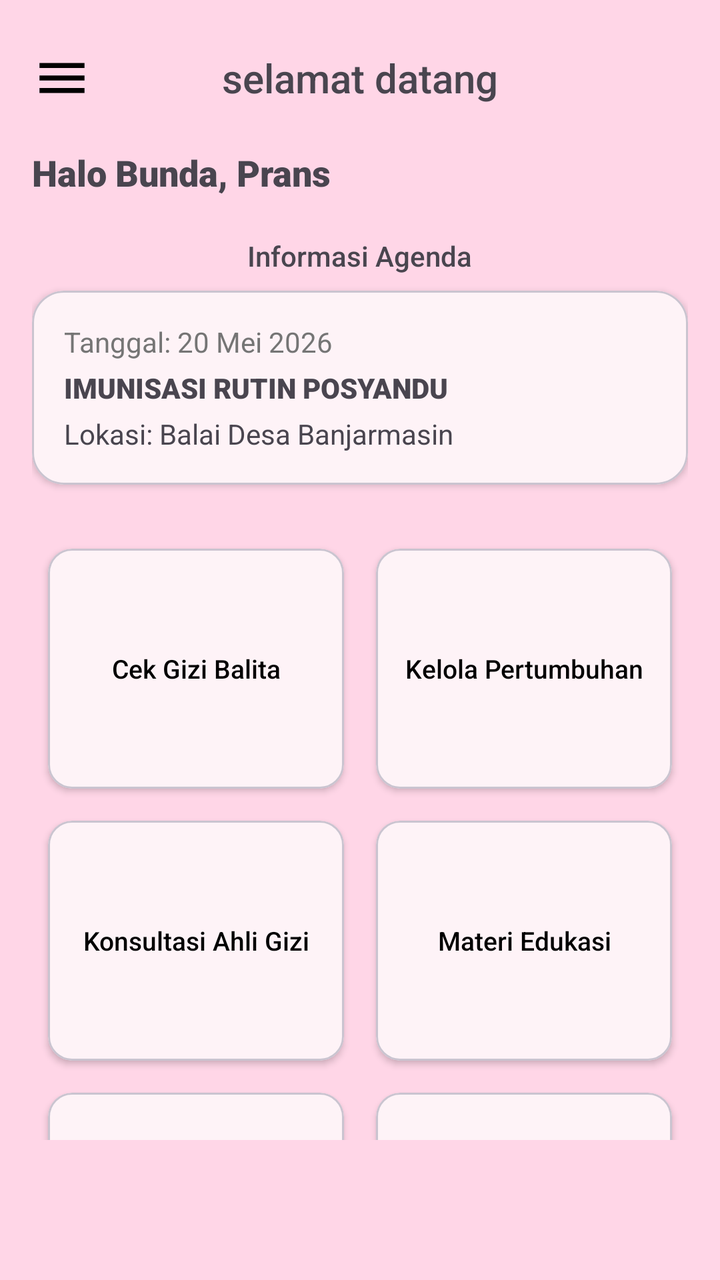
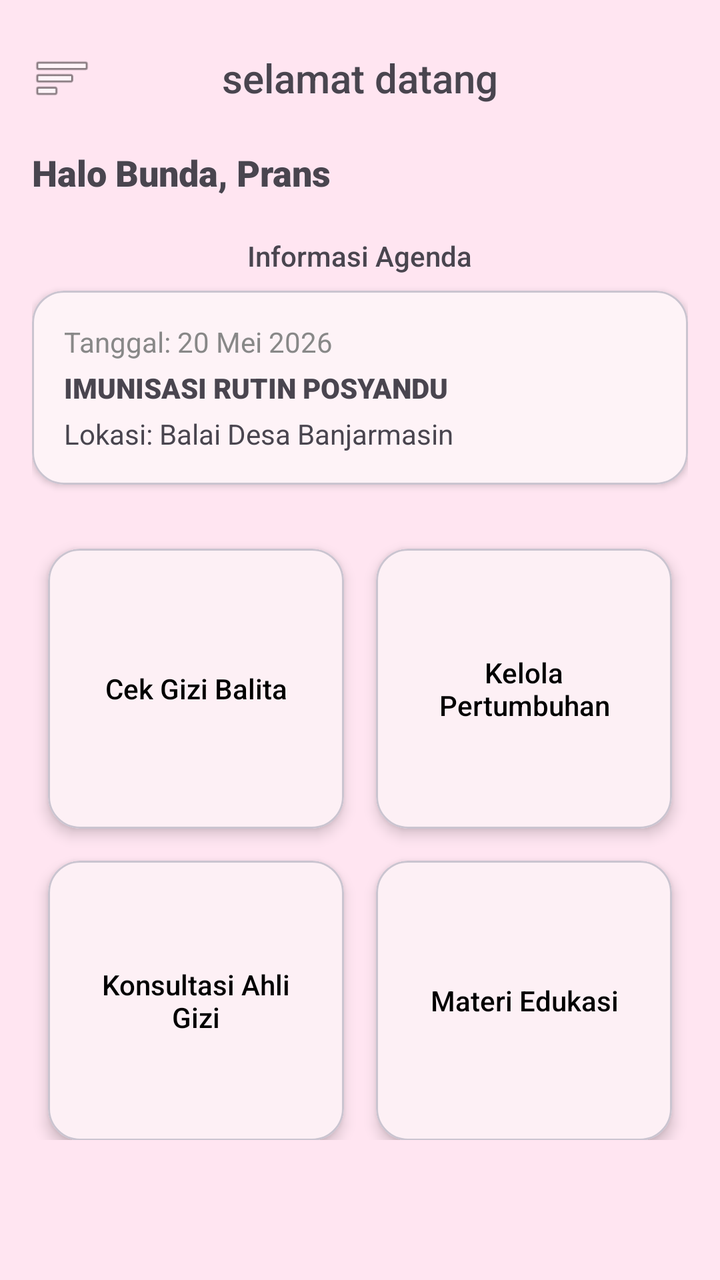

Screens rendered from an Android XML layout before and after an edit, with the pre-edit source and the edit as a unified diff.
<!-- AndroidManifest.xml: application theme Theme.SiBunda -->
<!-- res/layout/fragment_home.xml -->
<androidx.coordinatorlayout.widget.CoordinatorLayout
    xmlns:android="http://schemas.android.com/apk/res/android"
    xmlns:app="http://schemas.android.com/apk/res-auto"
    android:layout_width="match_parent"
    android:layout_height="match_parent"
    android:background="@color/soft_pink">

    <androidx.core.widget.NestedScrollView
        android:layout_width="match_parent"
        android:layout_height="match_parent"
        android:paddingBottom="70dp">

        <LinearLayout
            android:layout_width="match_parent"
            android:layout_height="wrap_content"
            android:orientation="vertical"
            android:padding="16dp">

            <RelativeLayout
                android:layout_width="match_parent"
                android:layout_height="wrap_content"
                android:layout_marginTop="8dp">
                <ImageView
                    android:id="@+id/ivMenu"
                    android:layout_width="30dp"
                    android:layout_height="30dp"
                    android:src="@drawable/ic_menu" />
                <TextView
                    android:layout_width="wrap_content"
                    android:layout_height="wrap_content"
                    android:layout_centerInParent="true"
                    android:text="selamat datang"
                    android:textSize="20sp"
                    android:fontFamily="sans-serif-medium" />
            </RelativeLayout>

            <TextView
                android:layout_width="wrap_content"
                android:layout_height="wrap_content"
                android:layout_marginTop="20dp"
                android:text="Halo Bunda, Prans"
                android:fontFamily="sans-serif-black"
                android:textSize="18sp" />

            <TextView
                android:layout_width="wrap_content"
                android:layout_height="wrap_content"
                android:layout_gravity="center"
                android:layout_marginTop="20dp"
                android:text="Informasi Agenda"
                android:fontFamily="sans-serif-medium" />

            <com.google.android.material.card.MaterialCardView
                android:layout_width="match_parent"
                android:layout_height="wrap_content"
                android:layout_marginTop="8dp"
                app:cardCornerRadius="16dp"
                app:cardElevation="2dp"
                app:backgroundTint="@color/white">
                <LinearLayout
                    android:layout_width="match_parent"
                    android:layout_height="wrap_content"
                    android:orientation="vertical"
                    android:padding="16dp">
                    <TextView android:layout_width="wrap_content" android:layout_height="wrap_content" android:text="Tanggal: 20 Mei 2026" android:textColor="@color/gray_text" />
                    <TextView android:layout_width="wrap_content" android:layout_height="wrap_content" android:text="IMUNISASI RUTIN POSYANDU" android:fontFamily="sans-serif-black" android:layout_marginTop="4dp"/>
                    <TextView android:layout_width="wrap_content" android:layout_height="wrap_content" android:text="Lokasi: Balai Desa Banjarmasin" android:layout_marginTop="4dp"/>
                </LinearLayout>
            </com.google.android.material.card.MaterialCardView>

            <GridLayout
                android:layout_width="match_parent"
                android:layout_height="wrap_content"
                android:layout_marginTop="24dp"
                android:columnCount="2"
                android:alignmentMode="alignMargins">

                <com.google.android.material.card.MaterialCardView
                    android:id="@+id/cardGizi"
                    style="@style/SibundaMenuCard">
                    <TextView style="@style/SibundaMenuText" android:text="Cek Gizi Balita" />
                </com.google.android.material.card.MaterialCardView>

                <com.google.android.material.card.MaterialCardView
                    android:id="@+id/cardMonitoring"
                    style="@style/SibundaMenuCard">
                    <TextView style="@style/SibundaMenuText" android:text="Kelola Pertumbuhan" />
                </com.google.android.material.card.MaterialCardView>

                <com.google.android.material.card.MaterialCardView
                    android:id="@+id/cardKonsultasi"
                    style="@style/SibundaMenuCard">
                    <TextView style="@style/SibundaMenuText" android:text="Konsultasi Ahli Gizi" />
                </com.google.android.material.card.MaterialCardView>

                <com.google.android.material.card.MaterialCardView style="@style/SibundaMenuCard">
                    <TextView style="@style/SibundaMenuText" android:text="Materi Edukasi" />
                </com.google.android.material.card.MaterialCardView>

                <com.google.android.material.card.MaterialCardView style="@style/SibundaMenuCard">
                    <TextView style="@style/SibundaMenuText" android:text="Monitoring Pola Makan" />
                </com.google.android.material.card.MaterialCardView>

                <com.google.android.material.card.MaterialCardView style="@style/SibundaMenuCard">
                    <TextView style="@style/SibundaMenuText" android:text="Agenda Posyandu" />
                </com.google.android.material.card.MaterialCardView>

            </GridLayout>
        </LinearLayout>
    </androidx.core.widget.NestedScrollView>

</androidx.coordinatorlayout.widget.CoordinatorLayout>
<!-- resources referenced by this layout -->
<resources>
  <color name="gray_text">#757575</color>
  <color name="soft_pink">#FFD6E7</color>
  <color name="white">#FFFFFFFF</color>
  <!-- drawable ic_menu (drawable) -->
  <vector xmlns:android="http://schemas.android.com/apk/res/android"
      android:width="24dp"
      android:height="24dp"
      android:viewportWidth="24"
      android:viewportHeight="24">
      <path
          android:fillColor="#FF000000"
          android:pathData="M3,18h18v-2H3V18zM3,13h18v-2H3V13zM3,6v2h18V6H3z" />
  </vector>
  <style name="SibundaMenuCard">
          <item name="android:layout_width">0dp</item>
          <item name="android:layout_height">120dp</item>
          <item name="android:layout_columnWeight">1</item>
          <item name="android:layout_margin">8dp</item>
          <item name="cardCornerRadius">12dp</item>
          <item name="cardElevation">2dp</item>
          <item name="backgroundTint">@color/white</item>
      </style>
  <style name="SibundaMenuText">
          <item name="android:layout_width">match_parent</item>
          <item name="android:layout_height">match_parent</item>
          <item name="android:gravity">center</item>
          <item name="android:padding">12dp</item>
          <item name="android:fontFamily">sans-serif-medium</item>
          <item name="android:textSize">13sp</item>
          <item name="android:textColor">@color/black</item>
      </style>
  <style name="Theme.SiBunda" parent="Base.Theme.SiBunda" />
  <color name="black">#FF000000</color>
  <style name="Base.Theme.SiBunda" parent="Theme.Material3.DayNight.NoActionBar">
          <item name="colorPrimary">@color/primary</item>
          <item name="colorOnPrimary">@color/onPrimary</item>
          <item name="colorPrimaryContainer">@color/primaryContainer</item>
          <item name="colorOnPrimaryContainer">@color/onPrimaryContainer</item>
          <item name="colorSecondary">@color/secondary</item>
          <item name="colorOnSecondary">@color/onSecondary</item>
          <item name="colorSecondaryContainer">@color/secondaryContainer</item>
          <item name="colorOnSecondaryContainer">@color/onSecondaryContainer</item>
          <item name="android:windowBackground">@color/background</item>
          <item name="colorSurface">@color/surface</item>
          <item name="colorOnSurface">@color/onSurface</item>
      </style>
  <color name="primary">#F48FB1</color>
  <color name="onPrimary">#FFFFFF</color>
  <color name="primaryContainer">#FFD6E7</color>
  <color name="onPrimaryContainer">#3B001A</color>
  <color name="secondary">#7BB8FF</color>
  <color name="onSecondary">#FFFFFF</color>
  <color name="secondaryContainer">#D1E4FF</color>
  <color name="onSecondaryContainer">#001D36</color>
  <color name="background">#FFFBFD</color>
  <color name="surface">#FFFBFD</color>
  <color name="onSurface">#1F1A1C</color>
</resources>

<!-- the commit's change to res/layout/fragment_home.xml (unified diff, before → after) -->
@@ -3,7 +3,7 @@
     xmlns:app="http://schemas.android.com/apk/res-auto"
     android:layout_width="match_parent"
     android:layout_height="match_parent"
-    android:background="@color/soft_pink">
+    android:background="#FFE5F1">
 
     <androidx.core.widget.NestedScrollView
         android:layout_width="match_parent"
@@ -24,7 +24,7 @@
                     android:id="@+id/ivMenu"
                     android:layout_width="30dp"
                     android:layout_height="30dp"
-                    android:src="@drawable/ic_menu" />
+                    android:src="@android:drawable/ic_menu_sort_by_size" />
                 <TextView
                     android:layout_width="wrap_content"
                     android:layout_height="wrap_content"
@@ -56,13 +56,13 @@
                 android:layout_marginTop="8dp"
                 app:cardCornerRadius="16dp"
                 app:cardElevation="2dp"
-                app:backgroundTint="@color/white">
+                app:backgroundTint="@android:color/white">
                 <LinearLayout
                     android:layout_width="match_parent"
                     android:layout_height="wrap_content"
                     android:orientation="vertical"
                     android:padding="16dp">
-                    <TextView android:layout_width="wrap_content" android:layout_height="wrap_content" android:text="Tanggal: 20 Mei 2026" android:textColor="@color/gray_text" />
+                    <TextView android:layout_width="wrap_content" android:layout_height="wrap_content" android:text="Tanggal: 20 Mei 2026" android:textColor="#888888" />
                     <TextView android:layout_width="wrap_content" android:layout_height="wrap_content" android:text="IMUNISASI RUTIN POSYANDU" android:fontFamily="sans-serif-black" android:layout_marginTop="4dp"/>
                     <TextView android:layout_width="wrap_content" android:layout_height="wrap_content" android:text="Lokasi: Balai Desa Banjarmasin" android:layout_marginTop="4dp"/>
                 </LinearLayout>
@@ -77,32 +77,122 @@
 
                 <com.google.android.material.card.MaterialCardView
                     android:id="@+id/cardGizi"
-                    style="@style/SibundaMenuCard">
-                    <TextView style="@style/SibundaMenuText" android:text="Cek Gizi Balita" />
+                    android:layout_width="0dp"
+                    android:layout_height="140dp"
+                    android:layout_columnWeight="1"
+                    android:layout_margin="8dp"
+                    app:cardCornerRadius="16dp"
+                    app:cardElevation="4dp"
+                    app:backgroundTint="@android:color/white">
+                    <TextView
+                        android:layout_width="match_parent"
+                        android:layout_height="match_parent"
+                        android:gravity="center"
+                        android:padding="16dp"
+                        android:text="Cek Gizi Balita"
+                        android:textColor="@android:color/black"
+                        android:textSize="14sp"
+                        android:fontFamily="sans-serif-medium" />
                 </com.google.android.material.card.MaterialCardView>
 
                 <com.google.android.material.card.MaterialCardView
                     android:id="@+id/cardMonitoring"
-                    style="@style/SibundaMenuCard">
-                    <TextView style="@style/SibundaMenuText" android:text="Kelola Pertumbuhan" />
+                    android:layout_width="0dp"
+                    android:layout_height="140dp"
+                    android:layout_columnWeight="1"
+                    android:layout_margin="8dp"
+                    app:cardCornerRadius="16dp"
+                    app:cardElevation="4dp"
+                    app:backgroundTint="@android:color/white">
+                    <TextView
+                        android:layout_width="match_parent"
+                        android:layout_height="match_parent"
+                        android:gravity="center"
+                        android:padding="16dp"
+                        android:text="Kelola Pertumbuhan"
+                        android:textColor="@android:color/black"
+                        android:textSize="14sp"
+                        android:fontFamily="sans-serif-medium" />
                 </com.google.android.material.card.MaterialCardView>
 
                 <com.google.android.material.card.MaterialCardView
                     android:id="@+id/cardKonsultasi"
-                    style="@style/SibundaMenuCard">
-                    <TextView style="@style/SibundaMenuText" android:text="Konsultasi Ahli Gizi" />
-                </com.google.android.material.card.MaterialCardView>
-
-                <com.google.android.material.card.MaterialCardView style="@style/SibundaMenuCard">
-                    <TextView style="@style/SibundaMenuText" android:text="Materi Edukasi" />
-                </com.google.android.material.card.MaterialCardView>
-
-                <com.google.android.material.card.MaterialCardView style="@style/SibundaMenuCard">
-                    <TextView style="@style/SibundaMenuText" android:text="Monitoring Pola Makan" />
-                </com.google.android.material.card.MaterialCardView>
-
-                <com.google.android.material.card.MaterialCardView style="@style/SibundaMenuCard">
-                    <TextView style="@style/SibundaMenuText" android:text="Agenda Posyandu" />
+                    android:layout_width="0dp"
+                    android:layout_height="140dp"
+                    android:layout_columnWeight="1"
+                    android:layout_margin="8dp"
+                    app:cardCornerRadius="16dp"
+                    app:cardElevation="4dp"
+                    app:backgroundTint="@android:color/white">
+                    <TextView
+                        android:layout_width="match_parent"
+                        android:layout_height="match_parent"
+                        android:gravity="center"
+                        android:padding="16dp"
+                        android:text="Konsultasi Ahli Gizi"
+                        android:textColor="@android:color/black"
+                        android:textSize="14sp"
+                        android:fontFamily="sans-serif-medium" />
+                </com.google.android.material.card.MaterialCardView>
+
+                <com.google.android.material.card.MaterialCardView
+                    android:id="@+id/cardMateriEdukasi"
+                    android:layout_width="0dp"
+                    android:layout_height="140dp"
+                    android:layout_columnWeight="1"
+                    android:layout_margin="8dp"
+                    app:cardCornerRadius="16dp"
+                    app:cardElevation="4dp"
+                    app:backgroundTint="@android:color/white">
+                    <TextView
+                        android:layout_width="match_parent"
+                        android:layout_height="match_parent"
+                        android:gravity="center"
+                        android:padding="16dp"
+                        android:text="Materi Edukasi"
+                        android:textColor="@android:color/black"
+                        android:textSize="14sp"
+                        android:fontFamily="sans-serif-medium" />
+                </com.google.android.material.card.MaterialCardView>
+
+                <com.google.android.material.card.MaterialCardView
+                    android:id="@+id/cardMakan"
+                    android:layout_width="0dp"
+                    android:layout_height="140dp"
+                    android:layout_columnWeight="1"
+                    android:layout_margin="8dp"
+                    app:cardCornerRadius="16dp"
+                    app:cardElevation="4dp"
+                    app:backgroundTint="@android:color/white">
+                    <TextView
+                        android:layout_width="match_parent"
+                        android:layout_height="match_parent"
+                        android:gravity="center"
+                        android:padding="16dp"
+                        android:text="Monitoring Pola Makan"
+                        android:textColor="@android:color/black"
+                        android:textSize="14sp"
+                        android:fontFamily="sans-serif-medium" />
+                </com.google.android.material.card.MaterialCardView>
+
+                <com.google.android.material.card.MaterialCardView
+                    android:id="@+id/cardAgenda"
+                    android:layout_width="0dp"
+                    android:layout_height="140dp"
+                    android:layout_columnWeight="1"
+                    android:layout_margin="8dp"
+                    app:cardCornerRadius="16dp"
+                    app:cardElevation="4dp"
+                    app:backgroundTint="@android:color/white">
+                    <TextView
+                        android:layout_width="match_parent"
+                        android:layout_height="match_parent"
+                        android:gravity="center"
+                        android:padding="16dp"
+                        android:text="Agenda Posyandu"
+                        android:textColor="@android:color/black"
+                        android:textSize="14sp"
+                        android:fontFamily="sans-serif-medium" />
                 </com.google.android.material.card.MaterialCardView>
 
             </GridLayout>
<!-- resource entries referenced after the edit -->
@@ -1,38 +1,6 @@
 <!-- resources referenced by this layout -->
 <resources>
-  <color name="gray_text">#757575</color>
-  <color name="soft_pink">#FFD6E7</color>
-  <color name="white">#FFFFFFFF</color>
-  <!-- drawable ic_menu (drawable) -->
-  <vector xmlns:android="http://schemas.android.com/apk/res/android"
-      android:width="24dp"
-      android:height="24dp"
-      android:viewportWidth="24"
-      android:viewportHeight="24">
-      <path
-          android:fillColor="#FF000000"
-          android:pathData="M3,18h18v-2H3V18zM3,13h18v-2H3V13zM3,6v2h18V6H3z" />
-  </vector>
-  <style name="SibundaMenuCard">
-          <item name="android:layout_width">0dp</item>
-          <item name="android:layout_height">120dp</item>
-          <item name="android:layout_columnWeight">1</item>
-          <item name="android:layout_margin">8dp</item>
-          <item name="cardCornerRadius">12dp</item>
-          <item name="cardElevation">2dp</item>
-          <item name="backgroundTint">@color/white</item>
-      </style>
-  <style name="SibundaMenuText">
-          <item name="android:layout_width">match_parent</item>
-          <item name="android:layout_height">match_parent</item>
-          <item name="android:gravity">center</item>
-          <item name="android:padding">12dp</item>
-          <item name="android:fontFamily">sans-serif-medium</item>
-          <item name="android:textSize">13sp</item>
-          <item name="android:textColor">@color/black</item>
-      </style>
   <style name="Theme.SiBunda" parent="Base.Theme.SiBunda" />
-  <color name="black">#FF000000</color>
   <style name="Base.Theme.SiBunda" parent="Theme.Material3.DayNight.NoActionBar">
           <item name="colorPrimary">@color/primary</item>
           <item name="colorOnPrimary">@color/onPrimary</item>
